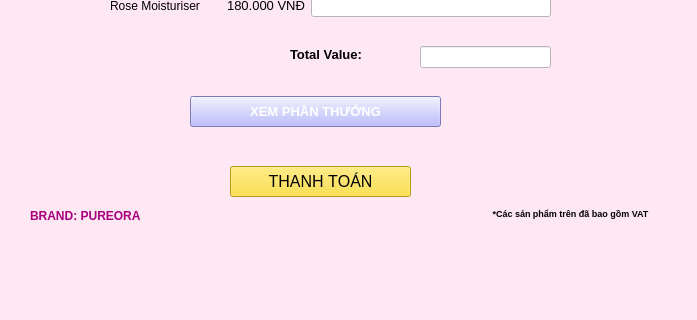
This is giaodien1.ui in trucph-bit/5-ae-siu-nhan as Qt 5 draws it before an edit; both pictures show x 0 to 697 and y 324 to 644 of the 697 by 644 pixel window. The edited form follows.
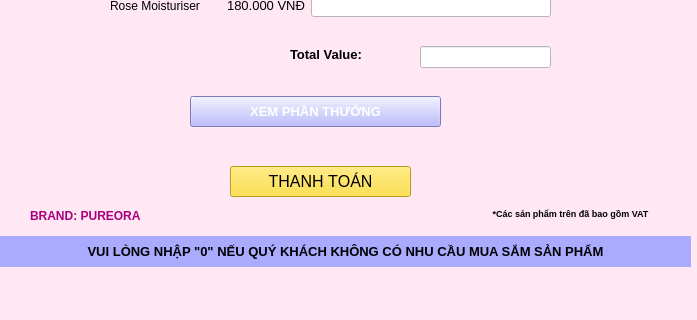
This is the edited form. Icons and pictures are not drawn.

```diff
--- a/giaodien1.ui
+++ b/giaodien1.ui
@@ -486,6 +486,34 @@
      <string>XEM PHẦN THƯỞNG</string>
     </property>
    </widget>
+   <widget class="QLabel" name="label_27">
+    <property name="geometry">
+     <rect>
+      <x>0</x>
+      <y>560</y>
+      <width>691</width>
+      <height>31</height>
+     </rect>
+    </property>
+    <property name="font">
+     <font>
+      <pointsize>10</pointsize>
+      <weight>75</weight>
+      <bold>true</bold>
+     </font>
+    </property>
+    <property name="styleSheet">
+     <string notr="true">color: rgb(0, 0, 0);
+background-color: rgb(170, 170, 255);
+</string>
+    </property>
+    <property name="text">
+     <string>VUI LÒNG NHẬP &quot;0&quot; NẾU QUÝ KHÁCH KHÔNG CÓ NHU CẦU MUA SẮM SẢN PHẨM</string>
+    </property>
+    <property name="alignment">
+     <set>Qt::AlignCenter</set>
+    </property>
+   </widget>
   </widget>
   <widget class="QMenuBar" name="menubar">
    <property name="geometry">
```
Left out of the diff: 5 changed lines with no effect on the pictures.
